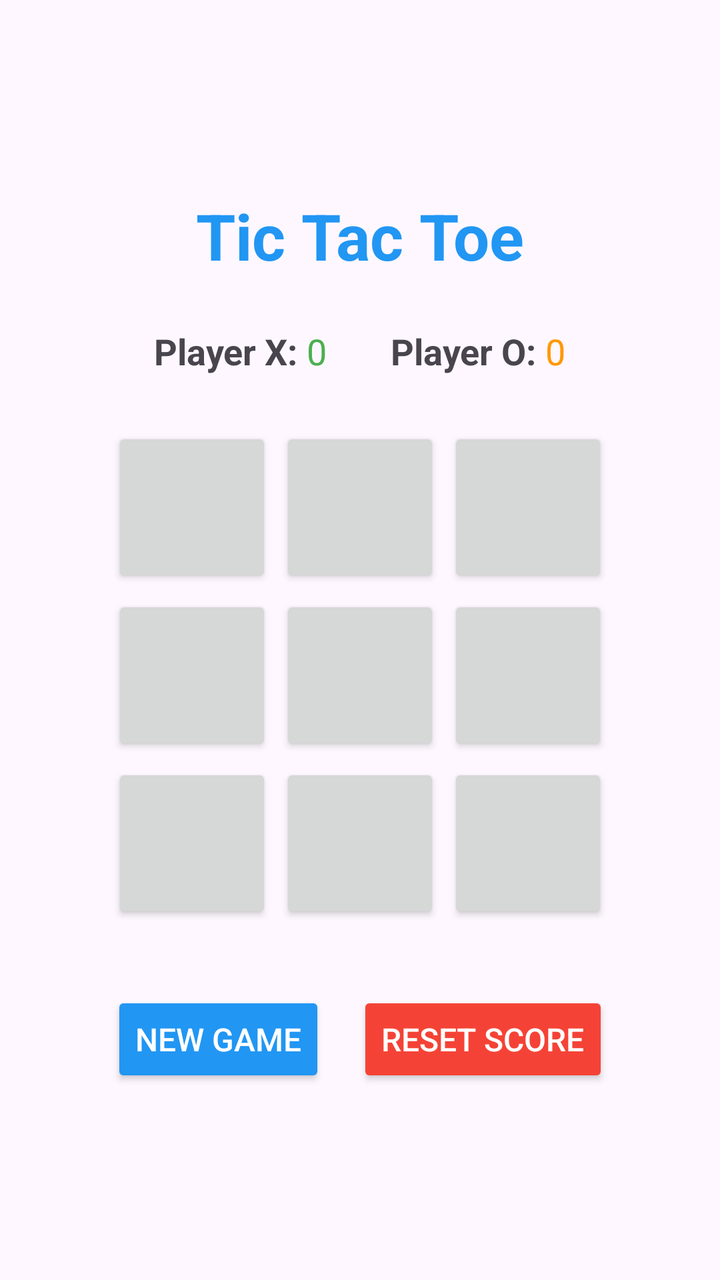
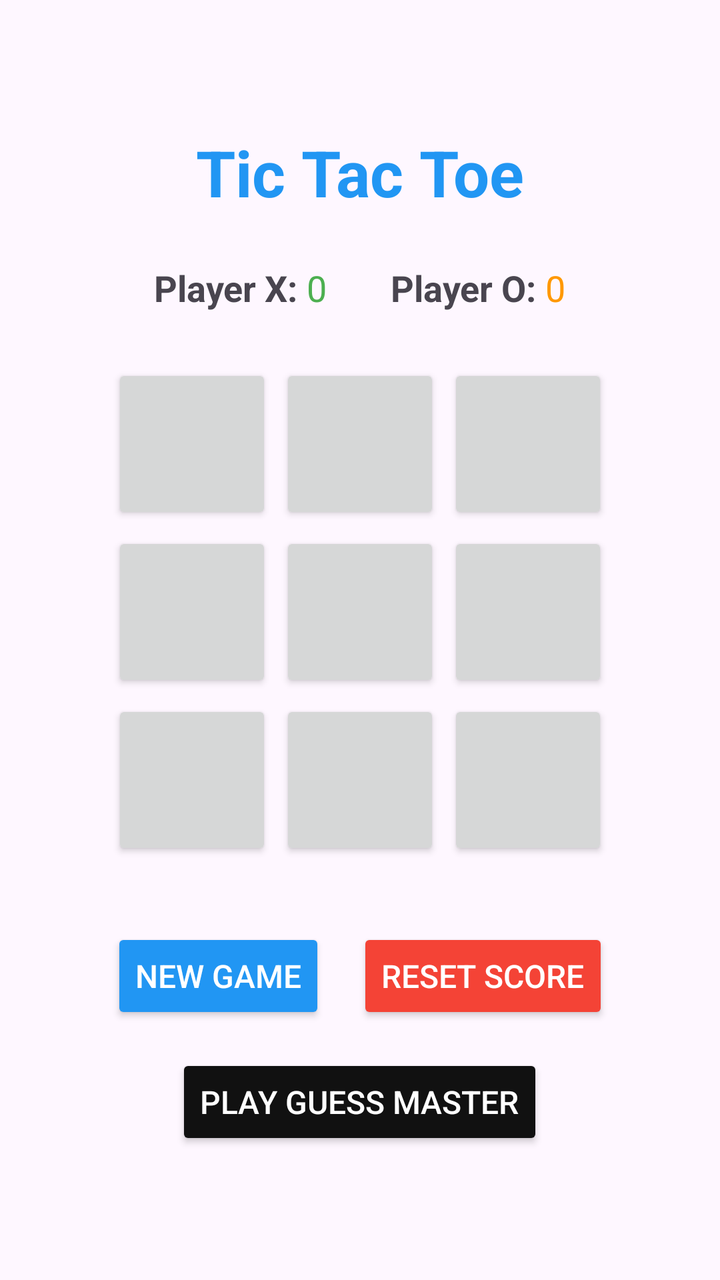

Compare the two renders of this Android layout. The source of the first and the diff that turns it into the second are given below.
<!-- AndroidManifest.xml: application theme Theme.TicTacToe -->
<!-- res/layout/activity_main.xml -->
<?xml version="1.0" encoding="utf-8"?>
<LinearLayout xmlns:android="http://schemas.android.com/apk/res/android"
    xmlns:app="http://schemas.android.com/apk/res-auto"
    xmlns:tools="http://schemas.android.com/tools"
    android:id="@+id/main"
    android:layout_width="match_parent"
    android:layout_height="match_parent"
    android:orientation="vertical"
    android:gravity="center"
    android:padding="16dp"
    tools:context=".MainActivity">

    <TextView
        android:id="@+id/tvGameTitle"
        android:layout_width="wrap_content"
        android:layout_height="wrap_content"
        android:text="Tic Tac Toe"
        android:textSize="32sp"
        android:textStyle="bold"
        android:textColor="#2196F3"
        android:layout_marginBottom="24dp" />

    <LinearLayout
        android:layout_width="wrap_content"
        android:layout_height="wrap_content"
        android:orientation="horizontal"
        android:layout_marginBottom="24dp">

        <TextView
            android:layout_width="wrap_content"
            android:layout_height="wrap_content"
            android:text="Player X: "
            android:textSize="18sp"
            android:textStyle="bold" />

        <TextView
            android:id="@+id/tvXScore"
            android:layout_width="wrap_content"
            android:layout_height="wrap_content"
            android:text="0"
            android:textSize="18sp"
            android:textColor="#4CAF50"
            android:layout_marginEnd="32dp" />

        <TextView
            android:layout_width="wrap_content"
            android:layout_height="wrap_content"
            android:text="Player O: "
            android:textSize="18sp"
            android:textStyle="bold" />

        <TextView
            android:id="@+id/tvOScore"
            android:layout_width="wrap_content"
            android:layout_height="wrap_content"
            android:text="0"
            android:textSize="18sp"
            android:textColor="#FF9800" />

    </LinearLayout>

    <GridLayout
        android:layout_width="wrap_content"
        android:layout_height="wrap_content"
        android:columnCount="3"
        android:layout_marginBottom="32dp">

        <Button
            android:id="@+id/btn1"
            android:layout_width="80dp"
            android:layout_height="80dp"
            android:textSize="24sp"
            android:textStyle="bold"
            android:onClick="check"
            android:layout_margin="2dp" />

        <Button
            android:id="@+id/btn2"
            android:layout_width="80dp"
            android:layout_height="80dp"
            android:textSize="24sp"
            android:textStyle="bold"
            android:onClick="check"
            android:layout_margin="2dp" />

        <Button
            android:id="@+id/btn3"
            android:layout_width="80dp"
            android:layout_height="80dp"
            android:textSize="24sp"
            android:textStyle="bold"
            android:onClick="check"
            android:layout_margin="2dp" />

        <Button
            android:id="@+id/btn4"
            android:layout_width="80dp"
            android:layout_height="80dp"
            android:textSize="24sp"
            android:textStyle="bold"
            android:onClick="check"
            android:layout_margin="2dp" />

        <Button
            android:id="@+id/btn5"
            android:layout_width="80dp"
            android:layout_height="80dp"
            android:textSize="24sp"
            android:textStyle="bold"
            android:onClick="check"
            android:layout_margin="2dp" />

        <Button
            android:id="@+id/btn6"
            android:layout_width="80dp"
            android:layout_height="80dp"
            android:textSize="24sp"
            android:textStyle="bold"
            android:onClick="check"
            android:layout_margin="2dp" />

        <Button
            android:id="@+id/btn7"
            android:layout_width="80dp"
            android:layout_height="80dp"
            android:textSize="24sp"
            android:textStyle="bold"
            android:onClick="check"
            android:layout_margin="2dp" />

        <Button
            android:id="@+id/btn8"
            android:layout_width="80dp"
            android:layout_height="80dp"
            android:textSize="24sp"
            android:textStyle="bold"
            android:onClick="check"
            android:layout_margin="2dp" />

        <Button
            android:id="@+id/btn9"
            android:layout_width="80dp"
            android:layout_height="80dp"
            android:textSize="24sp"
            android:textStyle="bold"
            android:onClick="check"
            android:layout_margin="2dp" />

    </GridLayout>

    <LinearLayout
        android:layout_width="wrap_content"
        android:layout_height="wrap_content"
        android:orientation="horizontal">

        <Button
            android:id="@+id/btnRestart"
            android:layout_width="wrap_content"
            android:layout_height="wrap_content"
            android:text="New Game"
            android:textSize="16sp"
            android:backgroundTint="#2196F3"
            android:textColor="#FFFFFF"
            android:layout_marginEnd="16dp"
            android:onClick="restartGame" />

        <Button
            android:id="@+id/btnReset"
            android:layout_width="wrap_content"
            android:layout_height="wrap_content"
            android:text="Reset Score"
            android:textSize="16sp"
            android:backgroundTint="#F44336"
            android:textColor="#FFFFFF"
            android:onClick="resetScore" />

    </LinearLayout>

</LinearLayout>
<!-- resources referenced by this layout -->
<resources>
  <style name="Theme.TicTacToe" parent="Base.Theme.TicTacToe" />
  <style name="Base.Theme.TicTacToe" parent="Theme.Material3.DayNight.NoActionBar">
          
          
      </style>
</resources>

<!-- the commit's change to res/layout/activity_main.xml (unified diff, before → after) -->
@@ -176,4 +176,14 @@
 
     </LinearLayout>
 
+    <Button
+        android:id="@+id/btnNextGame"
+        android:layout_width="wrap_content"
+        android:layout_height="wrap_content"
+        android:text="Play Guess Master"
+        android:textSize="16sp"
+        android:layout_marginTop="15dp"
+        android:backgroundTint="#111"
+        android:textColor="#FFFFFF" />
+
 </LinearLayout>
